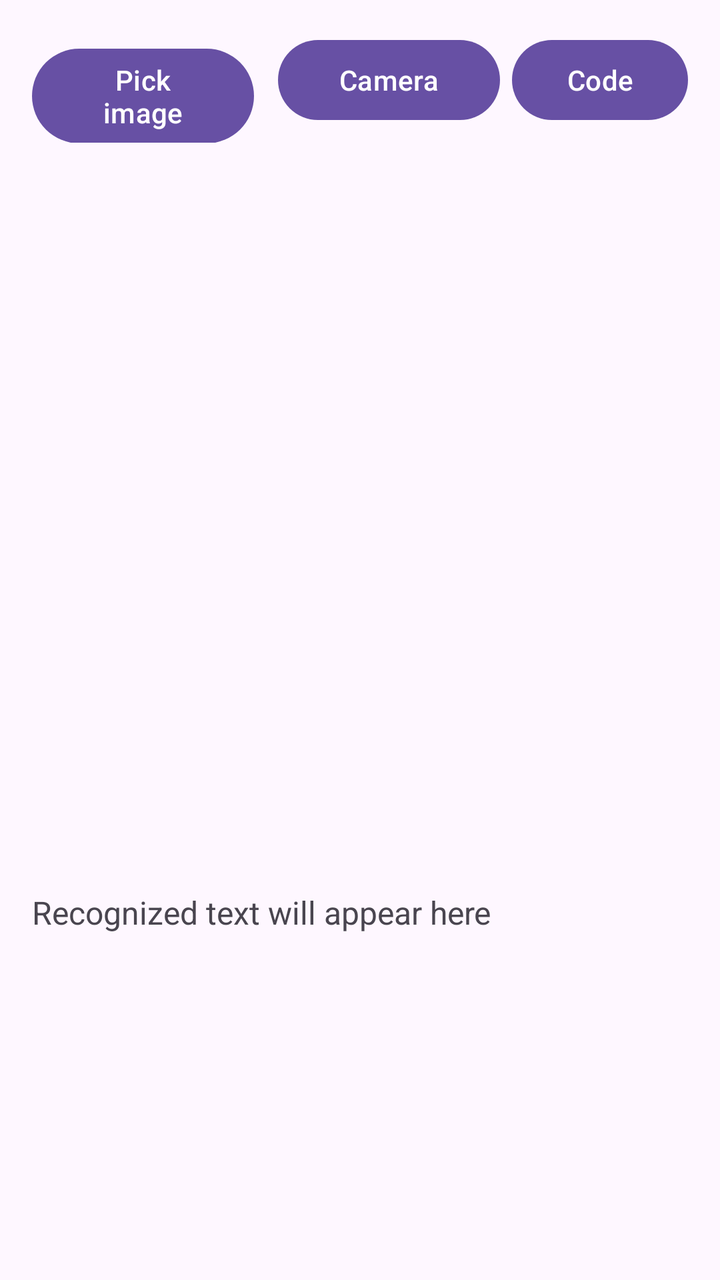
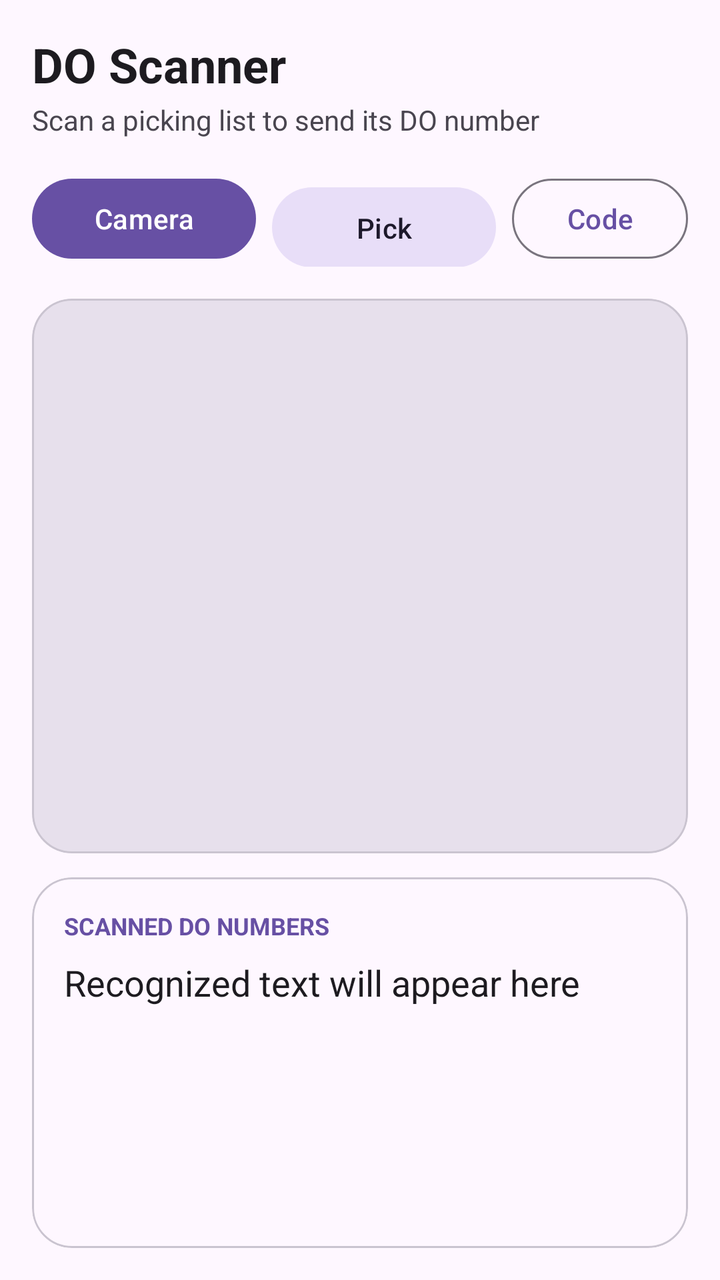

An Android layout rendered at two revisions. The XML below is the earlier revision; the diff shows what the commit changed to produce the second picture.
<!-- AndroidManifest.xml: application theme Theme.OcrDemo -->
<!-- res/layout/activity_main.xml -->
<?xml version="1.0" encoding="utf-8"?>
<LinearLayout xmlns:android="http://schemas.android.com/apk/res/android"
    android:layout_width="match_parent"
    android:layout_height="match_parent"
    android:orientation="vertical"
    android:padding="16dp">

    <LinearLayout
        android:layout_width="match_parent"
        android:layout_height="wrap_content"
        android:orientation="horizontal">

        <Button
            android:id="@+id/btnPick"
            android:layout_width="0dp"
            android:layout_height="wrap_content"
            android:layout_weight="1"
            android:layout_marginEnd="6dp"
            android:text="Pick image" />

        <Button
            android:id="@+id/btnCamera"
            android:layout_width="0dp"
            android:layout_height="wrap_content"
            android:layout_weight="1"
            android:layout_marginStart="6dp"
            android:text="Camera" />

        <Button
            android:id="@+id/btnCode"
            android:layout_width="wrap_content"
            android:layout_height="wrap_content"
            android:layout_marginStart="6dp"
            android:text="Code" />
    </LinearLayout>

    <FrameLayout
        android:layout_width="match_parent"
        android:layout_height="350dp"
        android:layout_marginTop="12dp">

        <ImageView
            android:id="@+id/imageView"
            android:layout_width="match_parent"
            android:layout_height="match_parent"
            android:scaleType="fitCenter" />

        <androidx.camera.view.PreviewView
            android:id="@+id/previewView"
            android:layout_width="match_parent"
            android:layout_height="match_parent"
            android:visibility="gone" />
    </FrameLayout>

    <ScrollView
        android:layout_width="match_parent"
        android:layout_height="0dp"
        android:layout_weight="1"
        android:layout_marginTop="12dp">

        <TextView
            android:id="@+id/tvResult"
            android:layout_width="match_parent"
            android:layout_height="wrap_content"
            android:text="Recognized text will appear here"
            android:textIsSelectable="true"
            android:textSize="16sp" />
    </ScrollView>
</LinearLayout>
<!-- resources referenced by this layout -->
<resources>
  <style name="Theme.OcrDemo" parent="Base.Theme.OcrDemo" />
  <style name="Base.Theme.OcrDemo" parent="Theme.Material3.DayNight.NoActionBar">
          
          
      </style>
</resources>

<!-- the commit's change to res/layout/activity_main.xml (unified diff, before → after) -->
@@ -1,69 +1,136 @@
 <?xml version="1.0" encoding="utf-8"?>
 <LinearLayout xmlns:android="http://schemas.android.com/apk/res/android"
+    xmlns:app="http://schemas.android.com/apk/res-auto"
     android:layout_width="match_parent"
     android:layout_height="match_parent"
+    android:background="?attr/colorSurface"
+    android:fitsSystemWindows="true"
     android:orientation="vertical"
     android:padding="16dp">
 
+    
+    <TextView
+        android:layout_width="match_parent"
+        android:layout_height="wrap_content"
+        android:text="DO Scanner"
+        android:textColor="?attr/colorOnSurface"
+        android:textSize="24sp"
+        android:textStyle="bold" />
+
+    <TextView
+        android:layout_width="match_parent"
+        android:layout_height="wrap_content"
+        android:layout_marginTop="2dp"
+        android:text="Scan a picking list to send its DO number"
+        android:textColor="?attr/colorOnSurfaceVariant"
+        android:textSize="14sp" />
+
+    
     <LinearLayout
         android:layout_width="match_parent"
         android:layout_height="wrap_content"
+        android:layout_marginTop="16dp"
         android:orientation="horizontal">
 
-        <Button
-            android:id="@+id/btnPick"
+        <com.google.android.material.button.MaterialButton
+            android:id="@+id/btnCamera"
+            style="@style/Widget.Material3.Button"
             android:layout_width="0dp"
             android:layout_height="wrap_content"
+            android:layout_marginEnd="8dp"
             android:layout_weight="1"
-            android:layout_marginEnd="6dp"
+            android:maxLines="1"
+            android:text="Camera" />
+
+        <com.google.android.material.button.MaterialButton
+            android:id="@+id/btnPick"
+            style="@style/Widget.Material3.Button.TonalButton"
+            android:layout_width="0dp"
+            android:layout_height="wrap_content"
+            android:layout_marginEnd="8dp"
+            android:layout_weight="1"
+            android:maxLines="1"
             android:text="Pick image" />
 
-        <Button
-            android:id="@+id/btnCamera"
-            android:layout_width="0dp"
-            android:layout_height="wrap_content"
-            android:layout_weight="1"
-            android:layout_marginStart="6dp"
-            android:text="Camera" />
-
-        <Button
+        <com.google.android.material.button.MaterialButton
             android:id="@+id/btnCode"
+            style="?attr/materialButtonOutlinedStyle"
             android:layout_width="wrap_content"
             android:layout_height="wrap_content"
-            android:layout_marginStart="6dp"
+            android:maxLines="1"
             android:text="Code" />
     </LinearLayout>
 
-    <FrameLayout
+    
+    <com.google.android.material.card.MaterialCardView
+        style="?attr/materialCardViewOutlinedStyle"
         android:layout_width="match_parent"
-        android:layout_height="350dp"
-        android:layout_marginTop="12dp">
+        android:layout_height="0dp"
+        android:layout_marginTop="16dp"
+        android:layout_weight="3"
+        app:cardCornerRadius="20dp"
+        app:cardElevation="0dp">
 
-        <ImageView
-            android:id="@+id/imageView"
+        <FrameLayout
             android:layout_width="match_parent"
             android:layout_height="match_parent"
-            android:scaleType="fitCenter" />
+            android:background="?attr/colorSurfaceVariant">
 
-        <androidx.camera.view.PreviewView
-            android:id="@+id/previewView"
+            <ImageView
+                android:id="@+id/imageView"
+                android:layout_width="match_parent"
+                android:layout_height="match_parent"
+                android:contentDescription="Picked image"
+                android:scaleType="fitCenter" />
+
+            <androidx.camera.view.PreviewView
+                android:id="@+id/previewView"
+                android:layout_width="match_parent"
+                android:layout_height="match_parent"
+                android:visibility="gone" />
+        </FrameLayout>
+    </com.google.android.material.card.MaterialCardView>
+
+    
+    <com.google.android.material.card.MaterialCardView
+        style="?attr/materialCardViewOutlinedStyle"
+        android:layout_width="match_parent"
+        android:layout_height="0dp"
+        android:layout_marginTop="12dp"
+        android:layout_weight="2"
+        app:cardCornerRadius="20dp"
+        app:cardElevation="0dp">
+
+        <LinearLayout
             android:layout_width="match_parent"
             android:layout_height="match_parent"
-            android:visibility="gone" />
-    </FrameLayout>
+            android:orientation="vertical"
+            android:padding="16dp">
 
-    <ScrollView
-        android:layout_width="match_parent"
-        android:layout_height="0dp"
-        android:layout_weight="1"
-        android:layout_marginTop="12dp">
+            <TextView
+                android:layout_width="wrap_content"
+                android:layout_height="wrap_content"
+                android:text="SCANNED DO NUMBERS"
+                android:textColor="?attr/colorPrimary"
+                android:textSize="12sp"
+                android:textStyle="bold" />
 
-        <TextView
-            android:id="@+id/tvResult"
-            android:layout_width="match_parent"
-            android:layout_height="wrap_content"
-            android:text="Recognized text will appear here"
-            android:textIsSelectable="true"
-            android:textSize="16sp" />
-    </ScrollView>
+            <ScrollView
+                android:layout_width="match_parent"
+                android:layout_height="0dp"
+                android:layout_marginTop="8dp"
+                android:layout_weight="1">
+
+                <TextView
+                    android:id="@+id/tvResult"
+                    android:layout_width="match_parent"
+                    android:layout_height="wrap_content"
+                    android:lineSpacingExtra="4dp"
+                    android:text="Recognized text will appear here"
+                    android:textColor="?attr/colorOnSurface"
+                    android:textIsSelectable="true"
+                    android:textSize="18sp" />
+            </ScrollView>
+        </LinearLayout>
+    </com.google.android.material.card.MaterialCardView>
 </LinearLayout>
